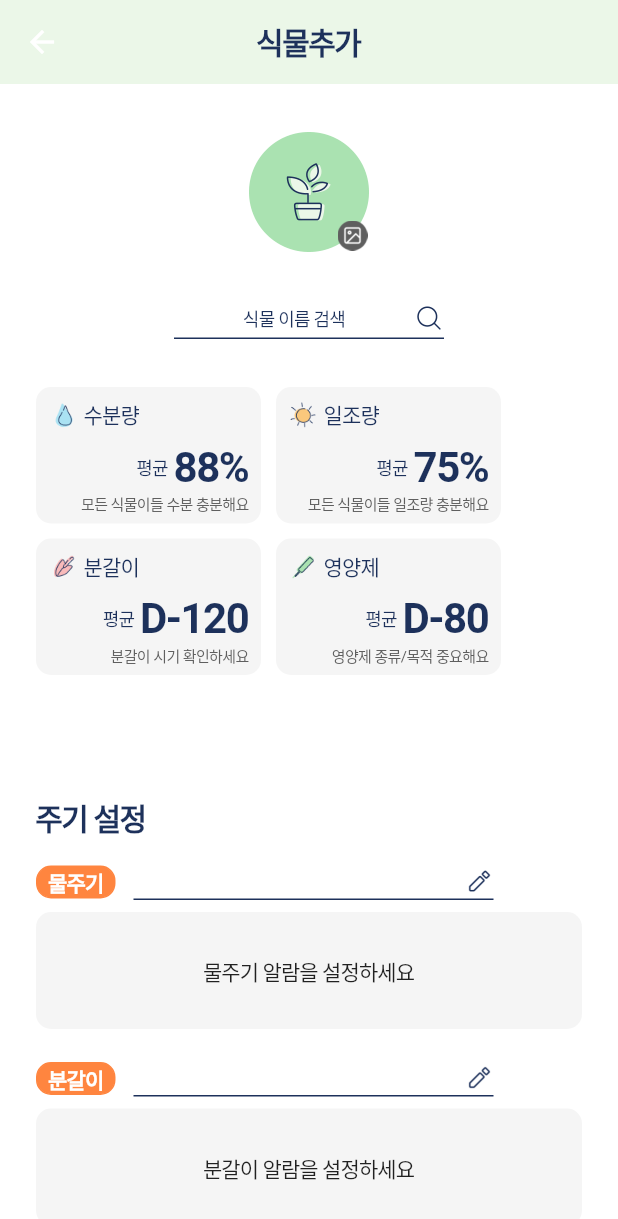
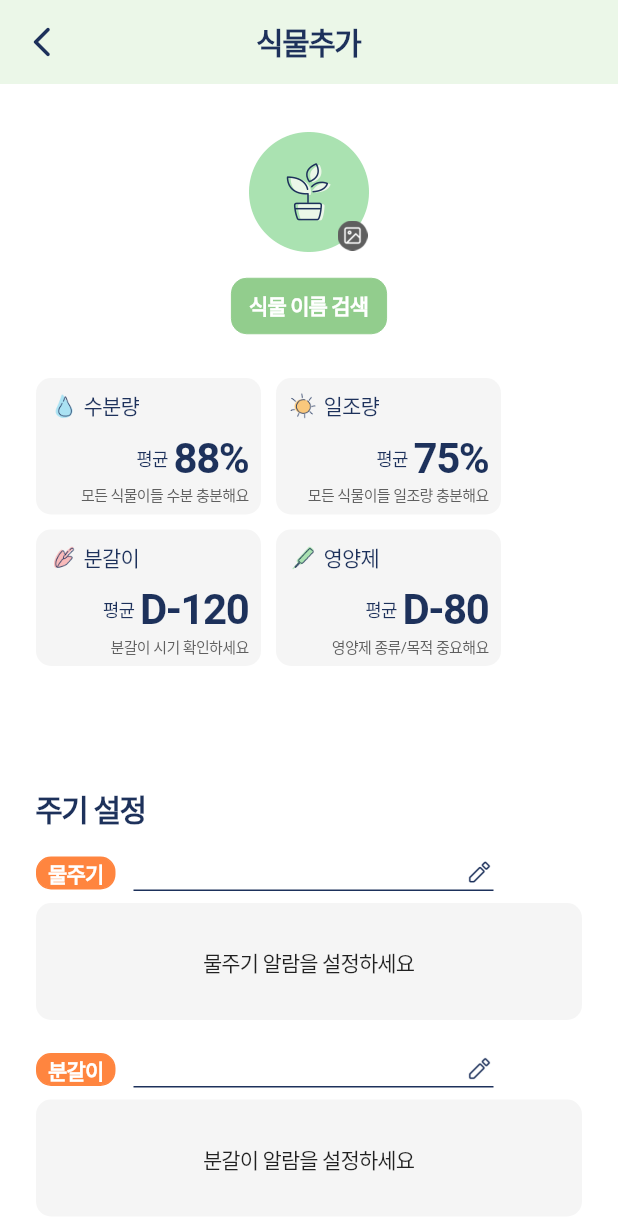
Before and after one commit to sungheeyoon/flutter-plant-plan, a Flutter app: the AddScreen screen opened directly, on a phone screen of 412 x 824 dp. Shown: the top 1219 px of the screen. Run offline on Flutter 3.47's test engine with Material 2 defaults, Android fonts, the phone set to English and light mode, and no system bars; our stand-ins replace file_picker, firebase_core, firebase_storage, shared_preferences; missing offline and left inert: snapping_sheet; accounts and stored records are empty; Roboto replaces fonts that are missing (Pretendard).

Commit message:
Added Back button

```diff
--- a/lib/screens/add_screen.dart
+++ b/lib/screens/add_screen.dart
@@ -3,6 +3,7 @@ import 'dart:io';
 import 'package:file_picker/file_picker.dart';
 import 'package:firebase_storage/firebase_storage.dart';
 import 'package:flutter/material.dart';
+import 'package:plant_plan/screens/plant_search_screen.dart';
 import 'package:plant_plan/screens/snapping_screen.dart';
 import 'package:plant_plan/utils/colors.dart';
 import 'package:plant_plan/widgets/custom_appbar.dart';
@@ -152,35 +153,34 @@ class _AddScreenState extends State<AddScreen> {
                       ],
                     ),
                     const SizedBox(
-                      height: 30,
+                      height: 12,
                     ),
-                    SizedBox(
-                      width: 180,
-                      child: TextField(
-                        style: Theme.of(context).textTheme.bodySmall!.copyWith(
-                            color: const Color.fromRGBO(29, 49, 91, 1)),
-                        textAlign: TextAlign.center,
-                        decoration: const InputDecoration(
-                          suffixIconConstraints:
-                              BoxConstraints(minHeight: 20, minWidth: 20),
-                          suffixIcon: ImageBox(
-                              imageUri: "assets/icons/search.png",
-                              width: 1,
-                              height: 1),
-                          isCollapsed: true,
-                          contentPadding: EdgeInsets.symmetric(vertical: 5),
-                          hintText: '식물 이름 검색',
-                          hintStyle:
-                              TextStyle(color: Color.fromRGBO(29, 49, 91, 1)),
-                          enabledBorder: UnderlineInputBorder(
-                            borderSide: BorderSide(
-                                width: 1, color: Color.fromRGBO(29, 49, 91, 1)),
-                          ),
+                    OutlinedButton(
+                        style: OutlinedButton.styleFrom(
+                          minimumSize: Size.zero,
+                          padding: const EdgeInsets.symmetric(
+                              horizontal: 12, vertical: 8),
+                          backgroundColor: sub1Color,
+                          shape: const RoundedRectangleBorder(
+                              borderRadius:
+                                  BorderRadius.all(Radius.circular(10))),
+                          side: const BorderSide(
+                              width: 0, color: sub1Color), //<-- SEE HERE
                         ),
-                      ),
-                    ),
+                        onPressed: () {
+                          Navigator.push(
+                              context,
+                              MaterialPageRoute(
+                                builder: (context) => const PlantSearchScreen(),
+                              ));
+                        },
+                        child: Text("식물 이름 검색",
+                            style: Theme.of(context)
+                                .textTheme
+                                .labelLarge!
+                                .copyWith(color: Colors.white))),
                     const SizedBox(
-                      height: 32,
+                      height: 24,
                     ),
                     Row(children: const [
                       SnappingContainer(
--- /dev/null
+++ b/lib/screens/plant_search_screen.dart
@@ -0,0 +1,11 @@
+import 'package:flutter/src/widgets/container.dart';
+import 'package:flutter/src/widgets/framework.dart';
+
+class PlantSearchScreen extends StatelessWidget {
+  const PlantSearchScreen({super.key});
+
+  @override
+  Widget build(BuildContext context) {
+    return Container();
+  }
+}
--- a/lib/widgets/custom_appbar.dart
+++ b/lib/widgets/custom_appbar.dart
@@ -1,4 +1,6 @@
 import 'package:flutter/material.dart';
+import 'package:plant_plan/utils/colors.dart';
+import 'package:plant_plan/widgets/snapping_above.dart';
 
 class CustomAppBar extends StatelessWidget with PreferredSizeWidget {
   final String title;
@@ -12,13 +14,25 @@ class CustomAppBar extends StatelessWidget with PreferredSizeWidget {
     return PreferredSize(
       preferredSize: const Size.fromHeight(60.0),
       child: AppBar(
+        iconTheme: const IconThemeData(
+          color: primary3Color, //색변경
+        ),
+        leading: IconButton(
+            onPressed: () {
+              Navigator.push(
+                  context,
+                  MaterialPageRoute(
+                    builder: (context) => SnappingAbove(),
+                  ));
+            },
+            icon: const Icon(Icons.arrow_back_ios_new_rounded)),
         elevation: 0,
         backgroundColor: const Color.fromRGBO(235, 247, 232, 1),
         title: Text(title,
             style: Theme.of(context)
                 .textTheme
                 .headlineLarge!
-                .copyWith(color: const Color.fromRGBO(29, 49, 91, 1))),
+                .copyWith(color: primary3Color)),
         centerTitle: true,
       ),
     );
```
